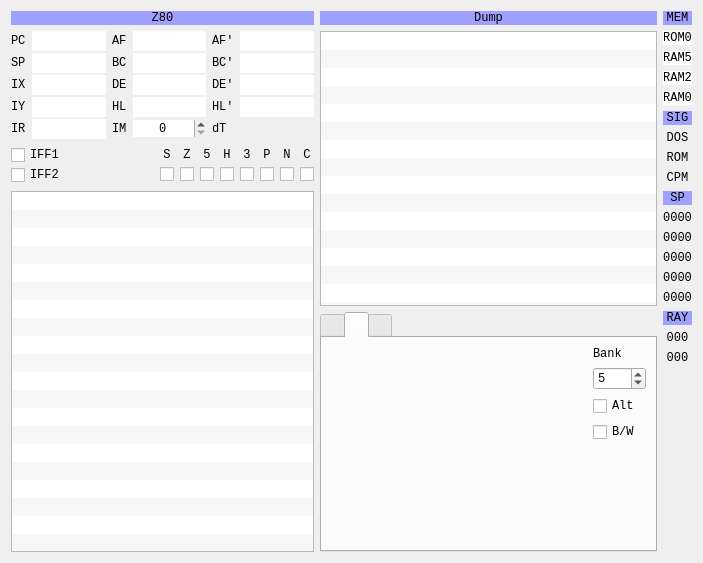
Qt form ui/debuger.ui (samstyle/Xpeccy) before a commit.
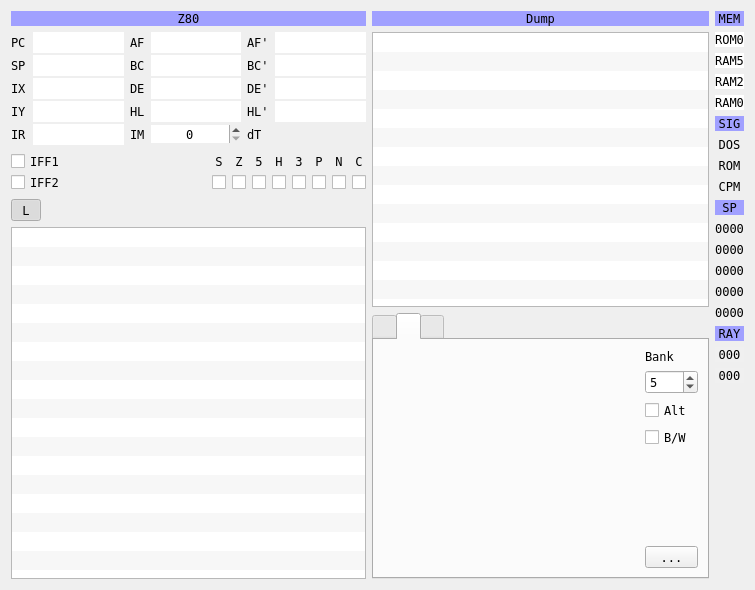
The same form after that commit. Icons and pictures are not drawn. Custom widgets are drawn as their Qt base class.

Commit message: build 20161210 [+] Memory sprite seeker [+] Labels creation/deletion inside deBUGa

Patch:
```diff
--- a/ui/debuger.ui
+++ b/ui/debuger.ui
@@ -9,13 +9,13 @@
    <rect>
     <x>0</x>
     <y>0</y>
-    <width>703</width>
-    <height>559</height>
+    <width>755</width>
+    <height>590</height>
    </rect>
   </property>
   <property name="font">
    <font>
-    <family>Monospace</family>
+    <family>DejaVu Sans Mono</family>
    </font>
   </property>
   <property name="windowTitle">
@@ -30,7 +30,7 @@
   </property>
   <layout class="QHBoxLayout" name="horizontalLayout">
    <item>
-    <layout class="QVBoxLayout" name="verticalLayout_5" stretch="0,0,0,0">
+    <layout class="QVBoxLayout" name="verticalLayout_5" stretch="0,0,0,0,0">
      <item>
       <widget class="QLabel" name="label_26">
        <property name="styleSheet">
@@ -590,6 +590,36 @@
        </item>
       </layout>
      </item>
+     <item>
+      <layout class="QHBoxLayout" name="horizontalLayout_4">
+       <item>
+        <widget class="QToolButton" name="tbLabelTrigger">
+         <property name="text">
+          <string>L</string>
+         </property>
+         <property name="checkable">
+          <bool>true</bool>
+         </property>
+         <property name="checked">
+          <bool>true</bool>
+         </property>
+        </widget>
+       </item>
+       <item>
+        <spacer name="horizontalSpacer_3">
+         <property name="orientation">
+          <enum>Qt::Horizontal</enum>
+         </property>
+         <property name="sizeHint" stdset="0">
+          <size>
+           <width>40</width>
+           <height>20</height>
+          </size>
+         </property>
+        </spacer>
+       </item>
+      </layout>
+     </item>
      <item>
       <widget class="xTableWidget" name="dasmTable">
        <property name="contextMenuPolicy">
@@ -628,6 +658,9 @@
        <attribute name="horizontalHeaderVisible">
         <bool>false</bool>
        </attribute>
+       <attribute name="horizontalHeaderDefaultSectionSize">
+        <number>17</number>
+       </attribute>
        <attribute name="horizontalHeaderStretchLastSection">
         <bool>true</bool>
        </attribute>
@@ -1169,6 +1202,23 @@
              </property>
             </spacer>
            </item>
+           <item>
+            <widget class="QToolButton" name="tbMemView">
+             <property name="sizePolicy">
+              <sizepolicy hsizetype="Preferred" vsizetype="Fixed">
+               <horstretch>0</horstretch>
+               <verstretch>0</verstretch>
+              </sizepolicy>
+             </property>
+             <property name="text">
+              <string>...</string>
+             </property>
+             <property name="icon">
+              <iconset resource="../xpeccy.qrc">
+               <normaloff>:/images/eye.png</normaloff>:/images/eye.png</iconset>
+             </property>
+            </widget>
+           </item>
           </layout>
          </item>
         </layout>
```
The commit also changes 7 other files.
